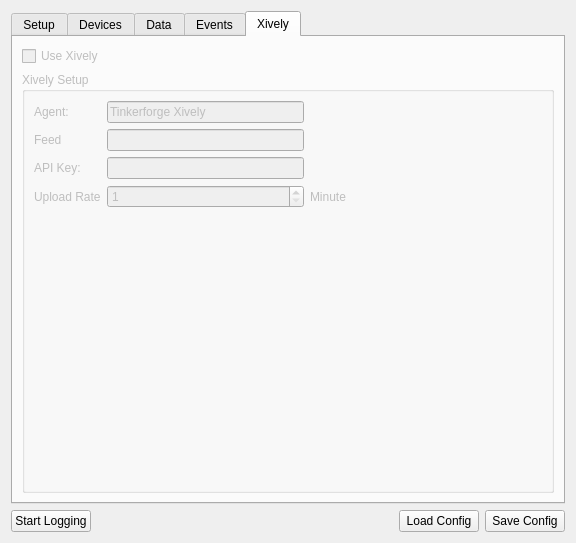
Before: the Qt Designer form src/brickv/data_logger/ui/setup_dialog.ui in Tinkerforge/brickv, drawn with Qt 5.
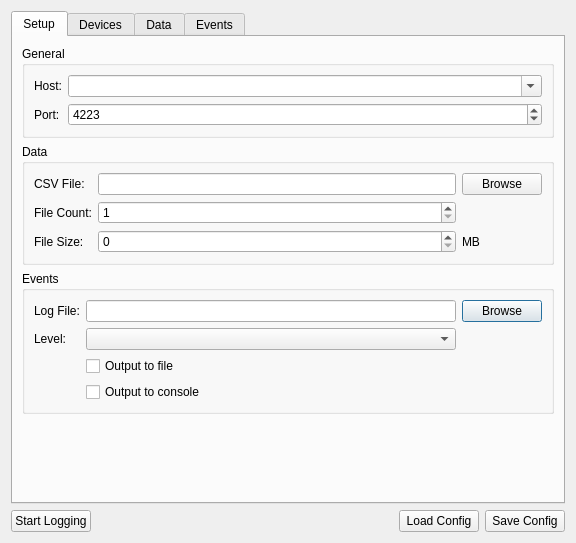
After: the same form once the commit is applied. The open tabs and pages were chosen to show the change.

Commit message:
data-logger: Remove all Xively stubs
They just get in the way now and can be added back later if real
Xively support is added.

```diff
--- a/src/brickv/data_logger/ui/setup_dialog.ui
+++ b/src/brickv/data_logger/ui/setup_dialog.ui
@@ -489,123 +489,6 @@
          </item>
         </layout>
        </widget>
-       <widget class="QWidget" name="tab_xively">
-        <property name="enabled">
-         <bool>false</bool>
-        </property>
-        <attribute name="title">
-         <string>Xively</string>
-        </attribute>
-        <layout class="QGridLayout" name="gridLayout_4">
-         <item row="0" column="0">
-          <widget class="QCheckBox" name="checkbox_xively">
-           <property name="text">
-            <string>Use Xively</string>
-           </property>
-          </widget>
-         </item>
-         <item row="2" column="2">
-          <widget class="QLabel" name="label_11">
-           <property name="text">
-            <string/>
-           </property>
-          </widget>
-         </item>
-         <item row="1" column="0" rowspan="2" colspan="3">
-          <widget class="QGroupBox" name="groupBox_xively">
-           <property name="title">
-            <string>Xively Setup</string>
-           </property>
-           <layout class="QGridLayout" name="gridLayout_7">
-            <item row="1" column="0">
-             <widget class="QLabel" name="label_8">
-              <property name="text">
-               <string>Feed</string>
-              </property>
-             </widget>
-            </item>
-            <item row="0" column="0">
-             <widget class="QLabel" name="label_7">
-              <property name="text">
-               <string>Agent:</string>
-              </property>
-             </widget>
-            </item>
-            <item row="3" column="2">
-             <widget class="QLabel" name="label_12">
-              <property name="text">
-               <string>Minute</string>
-              </property>
-             </widget>
-            </item>
-            <item row="3" column="1">
-             <widget class="QSpinBox" name="spinBox_3">
-              <property name="minimum">
-               <number>1</number>
-              </property>
-              <property name="maximum">
-               <number>60</number>
-              </property>
-             </widget>
-            </item>
-            <item row="2" column="0">
-             <widget class="QLabel" name="label_9">
-              <property name="text">
-               <string>API Key:</string>
-              </property>
-             </widget>
-            </item>
-            <item row="3" column="0">
-             <widget class="QLabel" name="label_10">
-              <property name="text">
-               <string>Upload Rate</string>
-              </property>
-             </widget>
-            </item>
-            <item row="4" column="1">
-             <spacer name="verticalSpacer_2">
-              <property name="orientation">
-               <enum>Qt::Vertical</enum>
-              </property>
-              <property name="sizeHint" stdset="0">
-               <size>
-                <width>20</width>
-                <height>40</height>
-               </size>
-              </property>
-             </spacer>
-            </item>
-            <item row="2" column="1">
-             <widget class="QLineEdit" name="lineEdit_4"/>
-            </item>
-            <item row="1" column="1">
-             <widget class="QLineEdit" name="lineEdit_3"/>
-            </item>
-            <item row="0" column="1">
-             <widget class="QLineEdit" name="lineEdit_2">
-              <property name="text">
-               <string>Tinkerforge Xively</string>
-              </property>
-             </widget>
-            </item>
-            <item row="3" column="3">
-             <spacer name="horizontalSpacer_6">
-              <property name="orientation">
-               <enum>Qt::Horizontal</enum>
-              </property>
-              <property name="sizeHint" stdset="0">
-               <size>
-                <width>40</width>
-                <height>20</height>
-               </size>
-              </property>
-             </spacer>
-            </item>
-           </layout>
-          </widget>
-         </item>
-        </layout>
-       </widget>
       </widget>
      </item>
     </layout>
```
Left out of the diff: 5 changed lines with no effect on the pictures. The commit also changes 4 other files.
